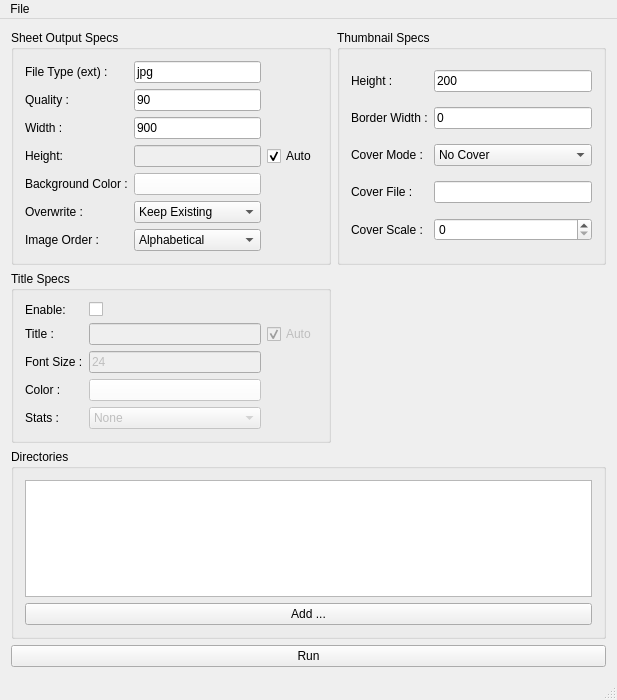
Above: mc_main.ui from TouchTone/make_contact before the change. Below: the same form after it.
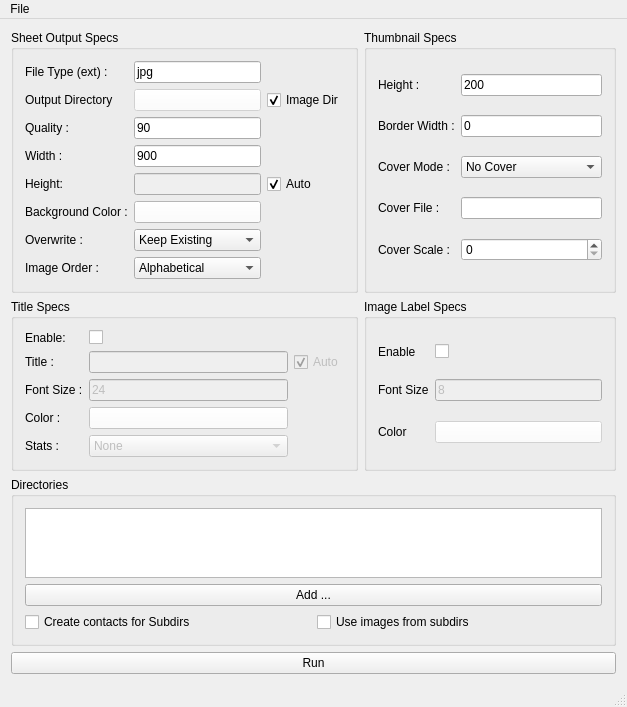
That is the form after the change. Custom widgets are drawn as their Qt base class.

Commit message: Add UI for labels, recursion options, outdir

The edit to the form file:
```diff
--- a/mc_main.ui
+++ b/mc_main.ui
@@ -6,7 +6,7 @@
    <rect>
     <x>0</x>
     <y>0</y>
-    <width>617</width>
+    <width>627</width>
     <height>700</height>
    </rect>
   </property>
@@ -27,14 +27,31 @@
        <string>Sheet Output Specs</string>
       </property>
       <layout class="QGridLayout" name="gridLayout">
+       <item row="1" column="2">
+        <widget class="QCheckBox" name="fileDirT">
+         <property name="text">
+          <string>Image Dir</string>
+         </property>
+         <property name="checked">
+          <bool>true</bool>
+         </property>
+        </widget>
+       </item>
        <item row="1" column="0">
+        <widget class="QLabel" name="fileDirL">
+         <property name="text">
+          <string>Output Directory</string>
+         </property>
+        </widget>
+       </item>
+       <item row="2" column="0">
         <widget class="QLabel" name="fileQualL">
          <property name="text">
           <string>Quality :</string>
          </property>
         </widget>
        </item>
-       <item row="7" column="1">
+       <item row="8" column="1">
         <widget class="QComboBox" name="fileOrderC">
          <item>
           <property name="text">
@@ -48,14 +65,14 @@
          </item>
         </widget>
        </item>
-       <item row="2" column="0">
+       <item row="3" column="0">
         <widget class="QLabel" name="fileWidthL">
          <property name="text">
           <string>Width :</string>
          </property>
         </widget>
        </item>
-       <item row="3" column="1">
+       <item row="4" column="1">
         <widget class="QLineEdit" name="fileHeightE">
          <property name="enabled">
           <bool>false</bool>
@@ -65,7 +82,7 @@
          </property>
         </widget>
        </item>
-       <item row="1" column="1">
+       <item row="2" column="1">
         <widget class="QLineEdit" name="fileQualE">
          <property name="accessibleDescription">
           <string>File type/extension to use for sheet</string>
@@ -75,14 +92,14 @@
          </property>
         </widget>
        </item>
-       <item row="6" column="0">
+       <item row="7" column="0">
         <widget class="QLabel" name="fileOverwriteL">
          <property name="text">
           <string>Overwrite :</string>
          </property>
         </widget>
        </item>
-       <item row="3" column="2">
+       <item row="4" column="2">
         <widget class="QCheckBox" name="fileHeightT">
          <property name="text">
           <string>Auto</string>
@@ -92,7 +109,7 @@
          </property>
         </widget>
        </item>
-       <item row="7" column="0">
+       <item row="8" column="0">
         <widget class="QLabel" name="fileOrderL">
          <property name="text">
           <string>Image Order :</string>
@@ -109,21 +126,21 @@
          </property>
         </widget>
        </item>
-       <item row="2" column="1">
+       <item row="3" column="1">
         <widget class="QLineEdit" name="fileWidthE">
          <property name="text">
           <string>900</string>
          </property>
         </widget>
        </item>
-       <item row="4" column="0">
+       <item row="5" column="0">
         <widget class="QLabel" name="fileBackgroundL">
          <property name="text">
           <string>Background Color :</string>
          </property>
         </widget>
        </item>
-       <item row="3" column="0">
+       <item row="4" column="0">
         <widget class="QLabel" name="fileHeightL">
          <property name="text">
           <string>Height:</string>
@@ -137,7 +154,7 @@
          </property>
         </widget>
        </item>
-       <item row="6" column="1">
+       <item row="7" column="1">
         <widget class="QComboBox" name="fileOverwriteC">
          <item>
           <property name="text">
@@ -151,7 +168,7 @@
          </item>
         </widget>
        </item>
-       <item row="4" column="1">
+       <item row="5" column="1">
         <widget class="QPushButton" name="fileBackgroundB">
          <property name="palette">
           <palette>
@@ -573,6 +590,431 @@
          </property>
         </widget>
        </item>
+       <item row="1" column="1">
+        <widget class="QPushButton" name="fileDirE">
+         <property name="enabled">
+          <bool>false</bool>
+         </property>
+         <property name="palette">
+          <palette>
+           <active>
+            <colorrole role="WindowText">
+             <brush brushstyle="SolidPattern">
+              <color alpha="255">
+               <red>0</red>
+               <green>0</green>
+               <blue>0</blue>
+              </color>
+             </brush>
+            </colorrole>
+            <colorrole role="Button">
+             <brush brushstyle="SolidPattern">
+              <color alpha="255">
+               <red>255</red>
+               <green>255</green>
+               <blue>255</blue>
+              </color>
+             </brush>
+            </colorrole>
+            <colorrole role="Light">
+             <brush brushstyle="SolidPattern">
+              <color alpha="255">
+               <red>255</red>
+               <green>255</green>
+               <blue>255</blue>
+              </color>
+             </brush>
+            </colorrole>
+            <colorrole role="Midlight">
+             <brush brushstyle="SolidPattern">
+              <color alpha="255">
+               <red>255</red>
+               <green>255</green>
+               <blue>255</blue>
+              </color>
+             </brush>
+            </colorrole>
+            <colorrole role="Dark">
+             <brush brushstyle="SolidPattern">
+              <color alpha="255">
+               <red>127</red>
+               <green>127</green>
+               <blue>127</blue>
+              </color>
+             </brush>
+            </colorrole>
+            <colorrole role="Mid">
+             <brush brushstyle="SolidPattern">
+              <color alpha="255">
+               <red>170</red>
+               <green>170</green>
+               <blue>170</blue>
+              </color>
+             </brush>
+            </colorrole>
+            <colorrole role="Text">
+             <brush brushstyle="SolidPattern">
+              <color alpha="255">
+               <red>0</red>
+               <green>0</green>
+               <blue>0</blue>
+              </color>
+             </brush>
+            </colorrole>
+            <colorrole role="BrightText">
+             <brush brushstyle="SolidPattern">
+              <color alpha="255">
+               <red>255</red>
+               <green>255</green>
+               <blue>255</blue>
+              </color>
+             </brush>
+            </colorrole>
+            <colorrole role="ButtonText">
+             <brush brushstyle="SolidPattern">
+              <color alpha="255">
+               <red>0</red>
+               <green>0</green>
+               <blue>0</blue>
+              </color>
+             </brush>
+            </colorrole>
+            <colorrole role="Base">
+             <brush brushstyle="SolidPattern">
+              <color alpha="255">
+               <red>255</red>
+               <green>255</green>
+               <blue>255</blue>
+              </color>
+             </brush>
+            </colorrole>
+            <colorrole role="Window">
+             <brush brushstyle="SolidPattern">
+              <color alpha="255">
+               <red>255</red>
+               <green>255</green>
+               <blue>255</blue>
+              </color>
+             </brush>
+            </colorrole>
+            <colorrole role="Shadow">
+             <brush brushstyle="SolidPattern">
+              <color alpha="255">
+               <red>0</red>
+               <green>0</green>
+               <blue>0</blue>
+              </color>
+             </brush>
+            </colorrole>
+            <colorrole role="AlternateBase">
+             <brush brushstyle="SolidPattern">
+              <color alpha="255">
+               <red>255</red>
+               <green>255</green>
+               <blue>255</blue>
+              </color>
+             </brush>
+            </colorrole>
+            <colorrole role="ToolTipBase">
+             <brush brushstyle="SolidPattern">
+              <color alpha="255">
+               <red>255</red>
+               <green>255</green>
+               <blue>220</blue>
+              </color>
+             </brush>
+            </colorrole>
+            <colorrole role="ToolTipText">
+             <brush brushstyle="SolidPattern">
+              <color alpha="255">
+               <red>0</red>
+               <green>0</green>
+               <blue>0</blue>
+              </color>
+             </brush>
+            </colorrole>
+           </active>
+           <inactive>
+            <colorrole role="WindowText">
+             <brush brushstyle="SolidPattern">
+              <color alpha="255">
+               <red>0</red>
+               <green>0</green>
+               <blue>0</blue>
+              </color>
+             </brush>
+            </colorrole>
+            <colorrole role="Button">
+             <brush brushstyle="SolidPattern">
+              <color alpha="255">
+               <red>255</red>
+               <green>255</green>
+               <blue>255</blue>
+              </color>
+             </brush>
+            </colorrole>
+            <colorrole role="Light">
+             <brush brushstyle="SolidPattern">
+              <color alpha="255">
+               <red>255</red>
+               <green>255</green>
+               <blue>255</blue>
+              </color>
+             </brush>
+            </colorrole>
+            <colorrole role="Midlight">
+             <brush brushstyle="SolidPattern">
+              <color alpha="255">
+               <red>255</red>
+               <green>255</green>
+               <blue>255</blue>
+              </color>
+             </brush>
+            </colorrole>
+            <colorrole role="Dark">
+             <brush brushstyle="SolidPattern">
+              <color alpha="255">
+               <red>127</red>
+               <green>127</green>
+               <blue>127</blue>
+              </color>
+             </brush>
+            </colorrole>
+            <colorrole role="Mid">
+             <brush brushstyle="SolidPattern">
+              <color alpha="255">
+               <red>170</red>
+               <green>170</green>
+               <blue>170</blue>
+              </color>
+             </brush>
+            </colorrole>
+            <colorrole role="Text">
+             <brush brushstyle="SolidPattern">
+              <color alpha="255">
+               <red>0</red>
+               <green>0</green>
+               <blue>0</blue>
+              </color>
+             </brush>
+            </colorrole>
+            <colorrole role="BrightText">
+             <brush brushstyle="SolidPattern">
+              <color alpha="255">
+               <red>255</red>
+               <green>255</green>
+               <blue>255</blue>
+              </color>
+             </brush>
+            </colorrole>
+            <colorrole role="ButtonText">
+             <brush brushstyle="SolidPattern">
+              <color alpha="255">
+               <red>0</red>
+               <green>0</green>
+               <blue>0</blue>
+              </color>
+             </brush>
+            </colorrole>
+            <colorrole role="Base">
+             <brush brushstyle="SolidPattern">
+              <color alpha="255">
+               <red>255</red>
+               <green>255</green>
+               <blue>255</blue>
+              </color>
+             </brush>
+            </colorrole>
+            <colorrole role="Window">
+             <brush brushstyle="SolidPattern">
+              <color alpha="255">
+               <red>255</red>
+               <green>255</green>
+               <blue>255</blue>
+              </color>
+             </brush>
+            </colorrole>
+            <colorrole role="Shadow">
+             <brush brushstyle="SolidPattern">
+              <color alpha="255">
+               <red>0</red>
+               <green>0</green>
+               <blue>0</blue>
+              </color>
+             </brush>
+            </colorrole>
+            <colorrole role="AlternateBase">
+             <brush brushstyle="SolidPattern">
+              <color alpha="255">
+               <red>255</red>
+               <green>255</green>
+               <blue>255</blue>
+              </color>
+             </brush>
+            </colorrole>
+            <colorrole role="ToolTipBase">
+             <brush brushstyle="SolidPattern">
+              <color alpha="255">
+               <red>255</red>
+               <green>255</green>
+               <blue>220</blue>
+              </color>
+             </brush>
+            </colorrole>
+            <colorrole role="ToolTipText">
+             <brush brushstyle="SolidPattern">
+              <color alpha="255">
+               <red>0</red>
+               <green>0</green>
+               <blue>0</blue>
+              </color>
+             </brush>
+            </colorrole>
+           </inactive>
+           <disabled>
+            <colorrole role="WindowText">
+             <brush brushstyle="SolidPattern">
+              <color alpha="255">
+               <red>127</red>
+               <green>127</green>
+               <blue>127</blue>
+              </color>
+             </brush>
+            </colorrole>
+            <colorrole role="Button">
+             <brush brushstyle="SolidPattern">
+              <color alpha="255">
+               <red>255</red>
+               <green>255</green>
+               <blue>255</blue>
+              </color>
+             </brush>
+            </colorrole>
+            <colorrole role="Light">
+             <brush brushstyle="SolidPattern">
+              <color alpha="255">
+               <red>255</red>
+               <green>255</green>
+               <blue>255</blue>
+              </color>
+             </brush>
+            </colorrole>
+            <colorrole role="Midlight">
+             <brush brushstyle="SolidPattern">
+              <color alpha="255">
+               <red>255</red>
+               <green>255</green>
+               <blue>255</blue>
+              </color>
+             </brush>
+            </colorrole>
+            <colorrole role="Dark">
+             <brush brushstyle="SolidPattern">
+              <color alpha="255">
+               <red>127</red>
+               <green>127</green>
+               <blue>127</blue>
+              </color>
+             </brush>
+            </colorrole>
+            <colorrole role="Mid">
+             <brush brushstyle="SolidPattern">
+              <color alpha="255">
+               <red>170</red>
+               <green>170</green>
+               <blue>170</blue>
+              </color>
+             </brush>
+            </colorrole>
+            <colorrole role="Text">
+             <brush brushstyle="SolidPattern">
+              <color alpha="255">
+               <red>127</red>
+               <green>127</green>
+               <blue>127</blue>
+              </color>
+             </brush>
+            </colorrole>
+            <colorrole role="BrightText">
+             <brush brushstyle="SolidPattern">
+              <color alpha="255">
+               <red>255</red>
+               <green>255</green>
+               <blue>255</blue>
+              </color>
+             </brush>
+            </colorrole>
+            <colorrole role="ButtonText">
+             <brush brushstyle="SolidPattern">
+              <color alpha="255">
+               <red>127</red>
+               <green>127</green>
+               <blue>127</blue>
+              </color>
+             </brush>
+            </colorrole>
+            <colorrole role="Base">
+             <brush brushstyle="SolidPattern">
+              <color alpha="255">
+               <red>255</red>
+               <green>255</green>
+               <blue>255</blue>
+              </color>
+             </brush>
+            </colorrole>
+            <colorrole role="Window">
+             <brush brushstyle="SolidPattern">
+              <color alpha="255">
+               <red>255</red>
+               <green>255</green>
+               <blue>255</blue>
+              </color>
+             </brush>
+            </colorrole>
+            <colorrole role="Shadow">
+             <brush brushstyle="SolidPattern">
+              <color alpha="255">
+               <red>0</red>
+               <green>0</green>
+               <blue>0</blue>
+              </color>
+             </brush>
+            </colorrole>
+            <colorrole role="AlternateBase">
+             <brush brushstyle="SolidPattern">
+              <color alpha="255">
+               <red>255</red>
+               <green>255</green>
+               <blue>255</blue>
+              </color>
+             </brush>
+            </colorrole>
+            <colorrole role="ToolTipBase">
+             <brush brushstyle="SolidPattern">
+              <color alpha="255">
+               <red>255</red>
+               <green>255</green>
+               <blue>220</blue>
+              </color>
+             </brush>
+            </colorrole>
+            <colorrole role="ToolTipText">
+             <brush brushstyle="SolidPattern">
+              <color alpha="255">
+               <red>0</red>
+               <green>0</green>
+               <blue>0</blue>
+              </color>
+             </brush>
+            </colorrole>
+           </disabled>
+          </palette>
+         </property>
+         <property name="text">
+          <string/>
+         </property>
+        </widget>
+       </item>
       </layout>
      </widget>
     </item>
@@ -715,6 +1157,9 @@
          <property name="accessibleDescription">
           <string>File type/extension to use for sheet</string>
          </property>
+         <property name="inputMask">
+          <string>999; </string>
+         </property>
          <property name="text">
           <string>24</string>
          </property>
@@ -842,6 +1287,13 @@
       </layout>
      </widget>
     </item>
+    <item row="3" column="0" colspan="2">
+     <widget class="QPushButton" name="runB">
+      <property name="text">
+       <string>Run</string>
+      </property>
+     </widget>
+    </item>
     <item row="2" column="0" colspan="2">
      <widget class="QGroupBox" name="dirsBox">
       <property name="sizePolicy">
@@ -853,8 +1305,8 @@
       <property name="title">
        <string>Directories</string>
       </property>
-      <layout class="QVBoxLayout" name="verticalLayout">
-       <item>
+      <layout class="QGridLayout" name="gridLayout_5">
+       <item row="0" column="0" colspan="2">
         <widget class="DirsList" name="dirsL">
          <property name="acceptDrops">
           <bool>true</bool>
@@ -867,7 +1319,21 @@
          </property>
         </widget>
        </item>
-       <item>
+       <item row="2" column="0">
+        <widget class="QCheckBox" name="dirsSubdirContactsB">
+         <property name="text">
+          <string>Create contacts for Subdirs</string>
+         </property>
+        </widget>
+       </item>
+       <item row="2" column="1">
+        <widget class="QCheckBox" name="dirsSubdirImagesB">
+         <property name="text">
+          <string>Use images from subdirs</string>
+         </property>
+        </widget>
+       </item>
+       <item row="1" column="0" colspan="2">
         <widget class="QPushButton" name="dirsAddB">
          <property name="text">
           <string>Add ...</string>
@@ -877,11 +1343,479 @@
       </layout>
      </widget>
     </item>
-    <item row="3" column="0" colspan="2">
-     <widget class="QPushButton" name="runB">
-      <property name="text">
-       <string>Run</string>
+    <item row="1" column="1">
+     <widget class="QGroupBox" name="groupBox">
+      <property name="title">
+       <string>Image Label Specs</string>
       </property>
+      <layout class="QGridLayout" name="gridLayout_6">
+       <item row="0" column="0">
+        <widget class="QLabel" name="labelEnableL">
+         <property name="text">
+          <string>Enable</string>
+         </property>
+        </widget>
+       </item>
+       <item row="0" column="1">
+        <widget class="QCheckBox" name="labelEnableC">
+         <property name="text">
+          <string/>
+         </property>
+        </widget>
+       </item>
+       <item row="1" column="0">
+        <widget class="QLabel" name="labelSizeL">
+         <property name="text">
+          <string>Font Size</string>
+         </property>
+        </widget>
+       </item>
+       <item row="1" column="1">
+        <widget class="QLineEdit" name="labelSizeE">
+         <property name="enabled">
+          <bool>false</bool>
+         </property>
+         <property name="inputMask">
+          <string>999; </string>
+         </property>
+         <property name="text">
+          <string>8</string>
+         </property>
+        </widget>
+       </item>
+       <item row="2" column="0">
+        <widget class="QLabel" name="labelColorL">
+         <property name="text">
+          <string>Color</string>
+         </property>
+        </widget>
+       </item>
+       <item row="2" column="1">
+        <widget class="QPushButton" name="labelColorB">
+         <property name="enabled">
+          <bool>false</bool>
+         </property>
+         <property name="palette">
+          <palette>
+           <active>
+            <colorrole role="WindowText">
+             <brush brushstyle="SolidPattern">
+              <color alpha="255">
+               <red>0</red>
+               <green>0</green>
+               <blue>0</blue>
+              </color>
+             </brush>
+            </colorrole>
+            <colorrole role="Button">
+             <brush brushstyle="SolidPattern">
+              <color alpha="255">
+               <red>255</red>
+               <green>255</green>
+               <blue>255</blue>
+              </color>
+             </brush>
+            </colorrole>
+            <colorrole role="Light">
+             <brush brushstyle="SolidPattern">
+              <color alpha="255">
+               <red>255</red>
+               <green>255</green>
+               <blue>255</blue>
+              </color>
+             </brush>
+            </colorrole>
+            <colorrole role="Midlight">
+             <brush brushstyle="SolidPattern">
+              <color alpha="255">
+               <red>255</red>
+               <green>255</green>
+               <blue>255</blue>
+              </color>
+             </brush>
+            </colorrole>
+            <colorrole role="Dark">
+             <brush brushstyle="SolidPattern">
+              <color alpha="255">
+               <red>127</red>
+               <green>127</green>
+               <blue>127</blue>
+              </color>
+             </brush>
+            </colorrole>
+            <colorrole role="Mid">
+             <brush brushstyle="SolidPattern">
+              <color alpha="255">
+               <red>170</red>
+               <green>170</green>
+               <blue>170</blue>
+              </color>
+             </brush>
+            </colorrole>
+            <colorrole role="Text">
+             <brush brushstyle="SolidPattern">
+              <color alpha="255">
+               <red>0</red>
+               <green>0</green>
+               <blue>0</blue>
+              </color>
+             </brush>
+            </colorrole>
+            <colorrole role="BrightText">
+             <brush brushstyle="SolidPattern">
+              <color alpha="255">
+               <red>255</red>
+               <green>255</green>
+               <blue>255</blue>
+              </color>
+             </brush>
+            </colorrole>
+            <colorrole role="ButtonText">
+             <brush brushstyle="SolidPattern">
+              <color alpha="255">
+               <red>0</red>
+               <green>0</green>
+               <blue>0</blue>
+              </color>
+             </brush>
+            </colorrole>
+            <colorrole role="Base">
+             <brush brushstyle="SolidPattern">
+              <color alpha="255">
+               <red>255</red>
+               <green>255</green>
+               <blue>255</blue>
+              </color>
+             </brush>
+            </colorrole>
+            <colorrole role="Window">
+             <brush brushstyle="SolidPattern">
+              <color alpha="255">
+               <red>255</red>
+               <green>255</green>
+               <blue>255</blue>
+              </color>
+             </brush>
+            </colorrole>
+            <colorrole role="Shadow">
+             <brush brushstyle="SolidPattern">
+              <color alpha="255">
+               <red>0</red>
+               <green>0</green>
+               <blue>0</blue>
+              </color>
+             </brush>
+            </colorrole>
+            <colorrole role="AlternateBase">
+             <brush brushstyle="SolidPattern">
+              <color alpha="255">
+               <red>255</red>
+               <green>255</green>
+               <blue>255</blue>
+              </color>
+             </brush>
+            </colorrole>
+            <colorrole role="ToolTipBase">
+             <brush brushstyle="SolidPattern">
+              <color alpha="255">
+               <red>255</red>
+               <green>255</green>
+               <blue>220</blue>
+              </color>
+             </brush>
+            </colorrole>
+            <colorrole role="ToolTipText">
+             <brush brushstyle="SolidPattern">
+              <color alpha="255">
+               <red>0</red>
+               <green>0</green>
+               <blue>0</blue>
+              </color>
+             </brush>
+            </colorrole>
+           </active>
+           <inactive>
+            <colorrole role="WindowText">
+             <brush brushstyle="SolidPattern">
+              <color alpha="255">
+               <red>0</red>
+               <green>0</green>
+               <blue>0</blue>
+              </color>
+             </brush>
+            </colorrole>
+            <colorrole role="Button">
+             <brush brushstyle="SolidPattern">
+              <color alpha="255">
+               <red>255</red>
+               <green>255</green>
+               <blue>255</blue>
+              </color>
+             </brush>
+            </colorrole>
+            <colorrole role="Light">
+             <brush brushstyle="SolidPattern">
+              <color alpha="255">
+               <red>255</red>
+               <green>255</green>
+               <blue>255</blue>
+              </color>
+             </brush>
+            </colorrole>
+            <colorrole role="Midlight">
+             <brush brushstyle="SolidPattern">
+              <color alpha="255">
+               <red>255</red>
+               <green>255</green>
+               <blue>255</blue>
+              </color>
+             </brush>
+            </colorrole>
+            <colorrole role="Dark">
+             <brush brushstyle="SolidPattern">
+              <color alpha="255">
+               <red>127</red>
+               <green>127</green>
+               <blue>127</blue>
+              </color>
+             </brush>
+            </colorrole>
+            <colorrole role="Mid">
+             <brush brushstyle="SolidPattern">
+              <color alpha="255">
+               <red>170</red>
+               <green>170</green>
+               <blue>170</blue>
+              </color>
+             </brush>
+            </colorrole>
+            <colorrole role="Text">
+             <brush brushstyle="SolidPattern">
+              <color alpha="255">
+               <red>0</red>
+               <green>0</green>
+               <blue>0</blue>
+              </color>
+             </brush>
+            </colorrole>
+            <colorrole role="BrightText">
+             <brush brushstyle="SolidPattern">
+              <color alpha="255">
+               <red>255</red>
+               <green>255</green>
+               <blue>255</blue>
+              </color>
+             </brush>
+            </colorrole>
+            <colorrole role="ButtonText">
+             <brush brushstyle="SolidPattern">
+              <color alpha="255">
+               <red>0</red>
+               <green>0</green>
+               <blue>0</blue>
+              </color>
+             </brush>
+            </colorrole>
+            <colorrole role="Base">
+             <brush brushstyle="SolidPattern">
+              <color alpha="255">
+               <red>255</red>
+               <green>255</green>
+               <blue>255</blue>
+              </color>
+             </brush>
+            </colorrole>
+            <colorrole role="Window">
+             <brush brushstyle="SolidPattern">
+              <color alpha="255">
+               <red>255</red>
+               <green>255</green>
+               <blue>255</blue>
+              </color>
+             </brush>
+            </colorrole>
+            <colorrole role="Shadow">
+             <brush brushstyle="SolidPattern">
+              <color alpha="255">
+               <red>0</red>
+               <green>0</green>
+               <blue>0</blue>
+              </color>
+             </brush>
+            </colorrole>
+            <colorrole role="AlternateBase">
+             <brush brushstyle="SolidPattern">
+              <color alpha="255">
+               <red>255</red>
+               <green>255</green>
+               <blue>255</blue>
+              </color>
+             </brush>
+            </colorrole>
+            <colorrole role="ToolTipBase">
+             <brush brushstyle="SolidPattern">
+              <color alpha="255">
+               <red>255</red>
+               <green>255</green>
+               <blue>220</blue>
+              </color>
+             </brush>
+            </colorrole>
+            <colorrole role="ToolTipText">
+             <brush brushstyle="SolidPattern">
+              <color alpha="255">
+               <red>0</red>
+               <green>0</green>
+               <blue>0</blue>
+              </color>
+             </brush>
+            </colorrole>
+           </inactive>
+           <disabled>
+            <colorrole role="WindowText">
+             <brush brushstyle="SolidPattern">
+              <color alpha="255">
+               <red>127</red>
+               <green>127</green>
+               <blue>127</blue>
+              </color>
+             </brush>
+            </colorrole>
+            <colorrole role="Button">
+             <brush brushstyle="SolidPattern">
+              <color alpha="255">
+               <red>255</red>
+               <green>255</green>
+               <blue>255</blue>
+              </color>
+             </brush>
+            </colorrole>
+            <colorrole role="Light">
+             <brush brushstyle="SolidPattern">
+              <color alpha="255">
+               <red>255</red>
+               <green>255</green>
+               <blue>255</blue>
+              </color>
+             </brush>
+            </colorrole>
+            <colorrole role="Midlight">
+             <brush brushstyle="SolidPattern">
+              <color alpha="255">
+               <red>255</red>
+               <green>255</green>
+               <blue>255</blue>
+              </color>
+             </brush>
+            </colorrole>
+            <colorrole role="Dark">
+             <brush brushstyle="SolidPattern">
+              <color alpha="255">
+               <red>127</red>
+               <green>127</green>
+               <blue>127</blue>
+              </color>
+             </brush>
+            </colorrole>
+            <colorrole role="Mid">
+             <brush brushstyle="SolidPattern">
+              <color alpha="255">
+               <red>170</red>
+               <green>170</green>
+               <blue>170</blue>
+              </color>
+             </brush>
+            </colorrole>
+            <colorrole role="Text">
+             <brush brushstyle="SolidPattern">
+              <color alpha="255">
+               <red>127</red>
+               <green>127</green>
+               <blue>127</blue>
+              </color>
+             </brush>
+            </colorrole>
+            <colorrole role="BrightText">
+             <brush brushstyle="SolidPattern">
+              <color alpha="255">
+               <red>255</red>
+               <green>255</green>
+               <blue>255</blue>
+              </color>
+             </brush>
+            </colorrole>
+            <colorrole role="ButtonText">
+             <brush brushstyle="SolidPattern">
+              <color alpha="255">
+               <red>127</red>
+               <green>127</green>
+               <blue>127</blue>
+              </color>
+             </brush>
+            </colorrole>
+            <colorrole role="Base">
+             <brush brushstyle="SolidPattern">
+              <color alpha="255">
+               <red>255</red>
+               <green>255</green>
+               <blue>255</blue>
+              </color>
+             </brush>
+            </colorrole>
+            <colorrole role="Window">
+             <brush brushstyle="SolidPattern">
+              <color alpha="255">
+               <red>255</red>
+               <green>255</green>
+               <blue>255</blue>
+              </color>
+             </brush>
+            </colorrole>
+            <colorrole role="Shadow">
+             <brush brushstyle="SolidPattern">
+              <color alpha="255">
+               <red>0</red>
+               <green>0</green>
+               <blue>0</blue>
+              </color>
+             </brush>
+            </colorrole>
+            <colorrole role="AlternateBase">
+             <brush brushstyle="SolidPattern">
+              <color alpha="255">
+               <red>255</red>
+               <green>255</green>
+               <blue>255</blue>
+              </color>
+             </brush>
+            </colorrole>
+            <colorrole role="ToolTipBase">
+             <brush brushstyle="SolidPattern">
+              <color alpha="255">
+               <red>255</red>
+               <green>255</green>
+               <blue>220</blue>
+              </color>
+             </brush>
+            </colorrole>
+            <colorrole role="ToolTipText">
+             <brush brushstyle="SolidPattern">
+              <color alpha="255">
+               <red>0</red>
+               <green>0</green>
+               <blue>0</blue>
+              </color>
+             </brush>
+            </colorrole>
+           </disabled>
+          </palette>
+         </property>
+         <property name="text">
+          <string/>
+         </property>
+        </widget>
+       </item>
+      </layout>
      </widget>
     </item>
    </layout>
@@ -891,7 +1825,7 @@
     <rect>
      <x>0</x>
      <y>0</y>
-     <width>617</width>
+     <width>627</width>
      <height>23</height>
     </rect>
    </property>
```
The commit also changes 2 other files.
